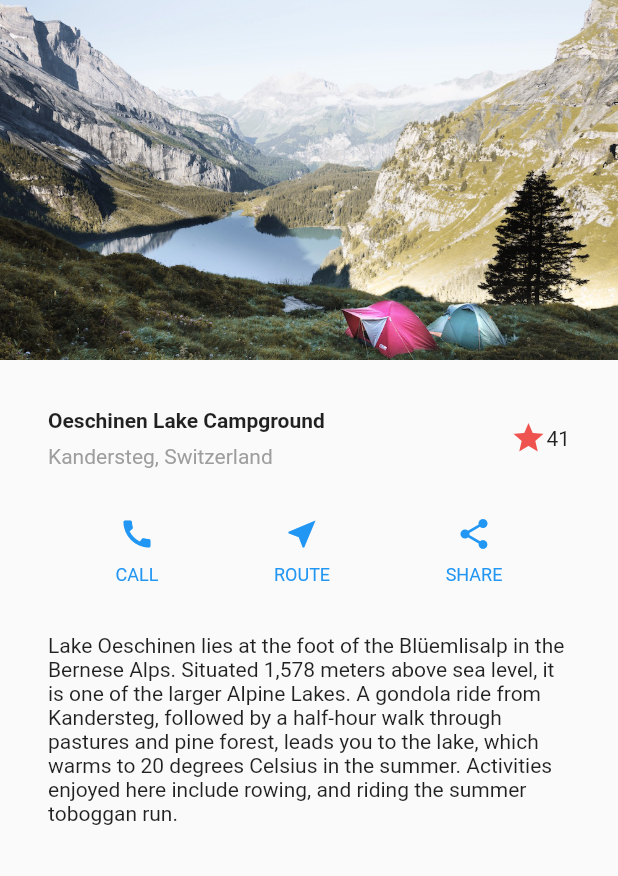
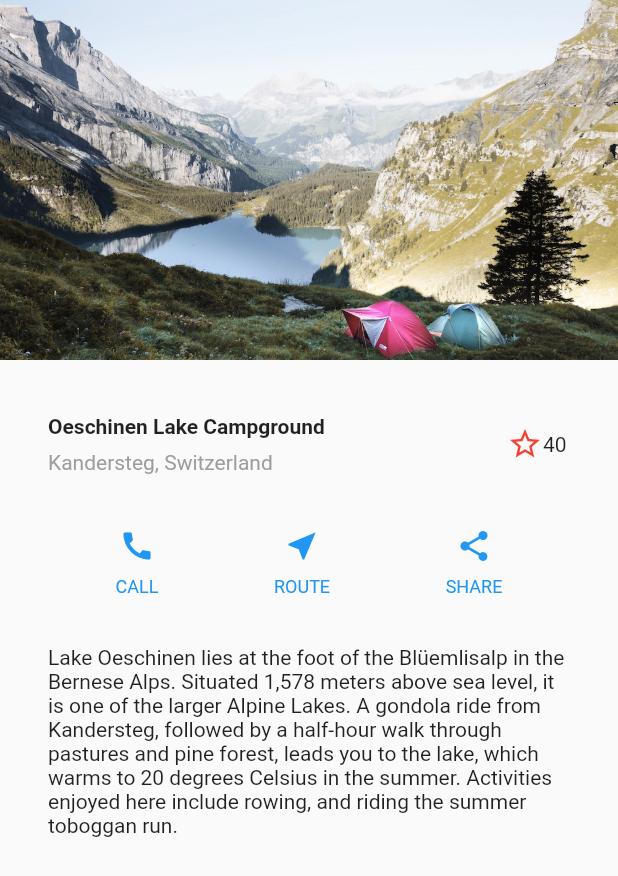
Before and after one commit to KaikeDias/Locations-app, a Flutter app: the screen it shows after launch, on a phone screen of 412 x 824 dp. Shown: the top 876 px of the screen. Run offline on Flutter 3.47's test engine with Material 2 defaults, Android fonts, the light colour scheme and no system bars.

Commit message:
feat: Add FavoriteWidget

```diff
--- /dev/null
+++ b/lib/ui/components/favorite_widget.dart
@@ -0,0 +1,47 @@
+import 'package:flutter/material.dart';
+
+class FavoriteWidget extends StatefulWidget {
+  const FavoriteWidget({super.key});
+
+  @override
+  State<FavoriteWidget> createState() => _FavoriteWidgetState();
+}
+
+class _FavoriteWidgetState extends State<FavoriteWidget> {
+  bool _isFavorite = false;
+  int count = 40;
+
+  _toggleFavorite() {
+    setState(() {
+      if (_isFavorite) {
+        _isFavorite = false;
+        count--;
+      } else {
+        _isFavorite = true;
+        count++;
+      }
+    });
+  }
+
+  @override
+  Widget build(BuildContext context) {
+    return Row(
+      mainAxisSize: MainAxisSize.min,
+      children: [
+        IconButton(
+          padding: const EdgeInsets.all(0),
+          alignment: Alignment.centerRight,
+          icon: Icon(
+            _isFavorite ? Icons.star : Icons.star_border,
+            color: Colors.red[500],
+          ),
+          onPressed: () => _toggleFavorite(),
+        ),
+        SizedBox(
+          width: 18,
+          child: Text('$count'),
+        )
+      ],
+    );
+  }
+}
--- a/lib/ui/title_section.dart
+++ b/lib/ui/title_section.dart
@@ -1,4 +1,5 @@
 import 'package:flutter/material.dart';
+import 'package:local_guide/ui/components/favorite_widget.dart';
 
 class TitleSection extends StatelessWidget {
   const TitleSection({super.key});
@@ -31,11 +32,7 @@ class TitleSection extends StatelessWidget {
               ],
             ),
           ),
-          Icon(
-            Icons.star,
-            color: Colors.red[400],
-          ),
-          const Text('41'),
+          FavoriteWidget(),
         ],
       ),
     );
```
